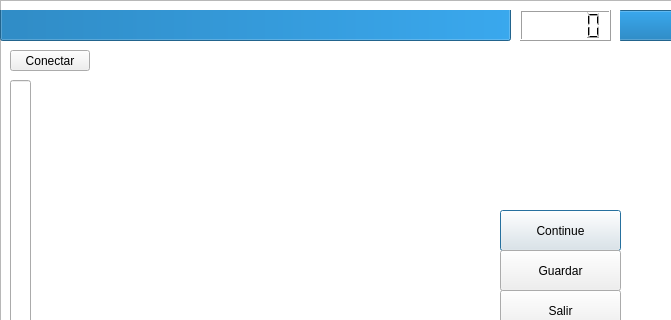
Old version of the form Juego_Final01/iniciar_juego.ui in the repository JuanCarlosMedinaMorales/Juego_final; both pictures show x 0 to 671 and y 0 to 320 of the 1136 by 700 pixel window.
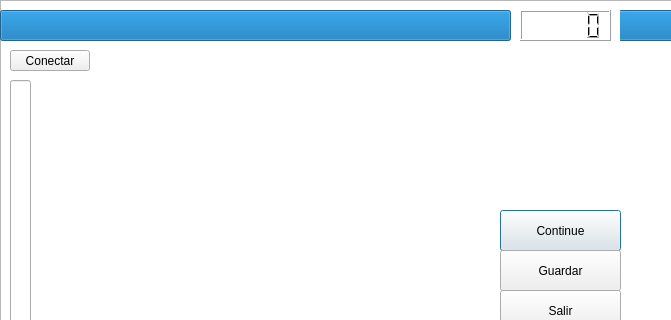
New version of the form. Icons and pictures are not drawn.

The edit to the form file:
```diff
--- a/Juego_Final01/iniciar_juego.ui
+++ b/Juego_Final01/iniciar_juego.ui
@@ -126,7 +126,7 @@
     <bool>false</bool>
    </property>
    <property name="orientation">
-    <enum>Qt::Vertical</enum>
+    <enum>Qt::Horizontal</enum>
    </property>
    <property name="invertedAppearance">
     <bool>false</bool>
```
Left out of the diff: 18 changed lines with no effect on the pictures.
